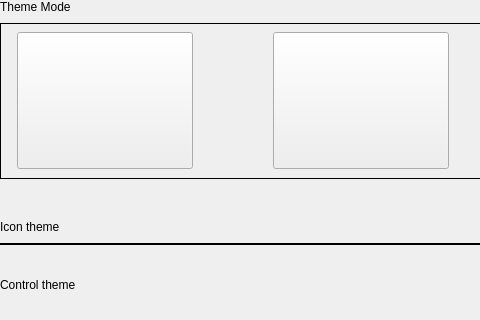
This is plugins/personalized/theme/theme.ui in ukui/ukui-control-center as Qt 5 draws it before an edit; both pictures show x 0 to 480 and y 0 to 320 of the 854 by 1162 pixel window. The edited form follows.
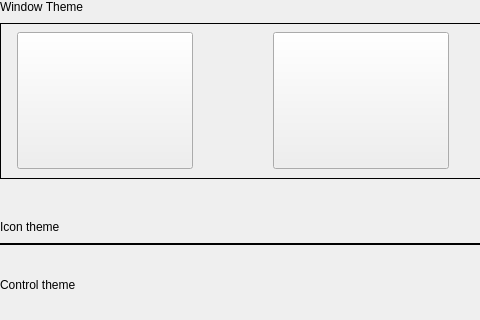
This is the edited form. Custom widgets are drawn as their Qt base class.

Commit message:
fix(theme): modify copywriting
Description: modify copywriting

Log: 修稿主题设置界面标题文案

Diff of the .ui file:
```diff
--- a/plugins/personalized/theme/theme.ui
+++ b/plugins/personalized/theme/theme.ui
@@ -73,7 +73,7 @@
            </sizepolicy>
           </property>
           <property name="text">
-           <string>Theme Mode</string>
+           <string>Window Theme</string>
           </property>
          </widget>
         </item>
```
The commit also changes 2 other files.
